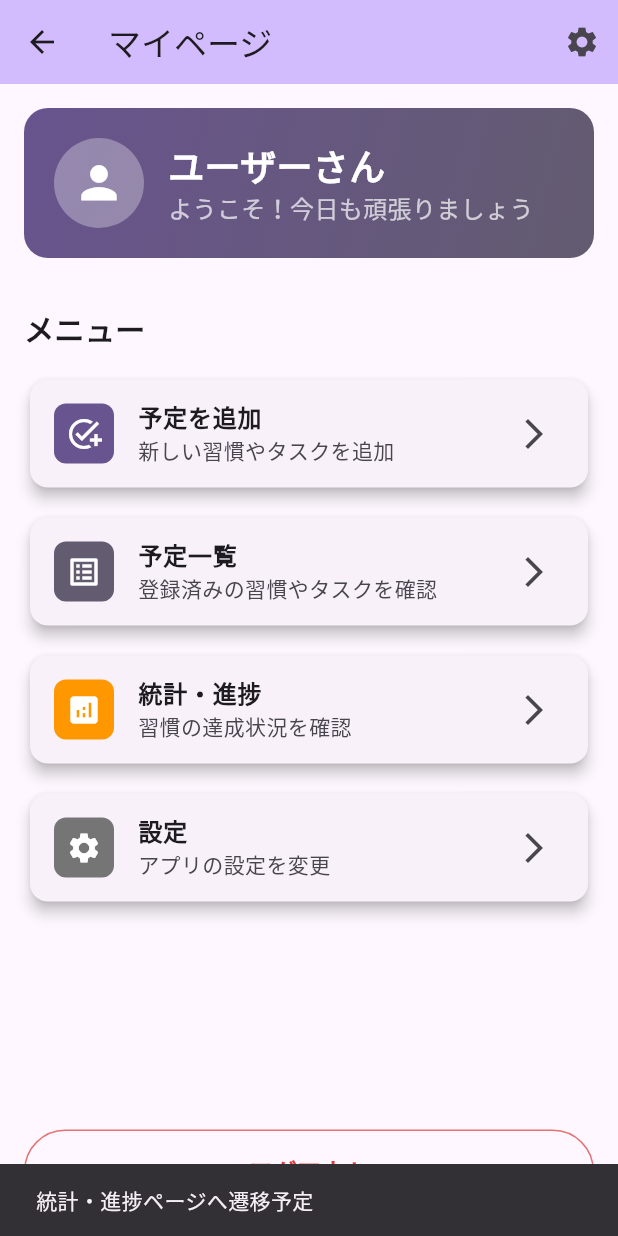
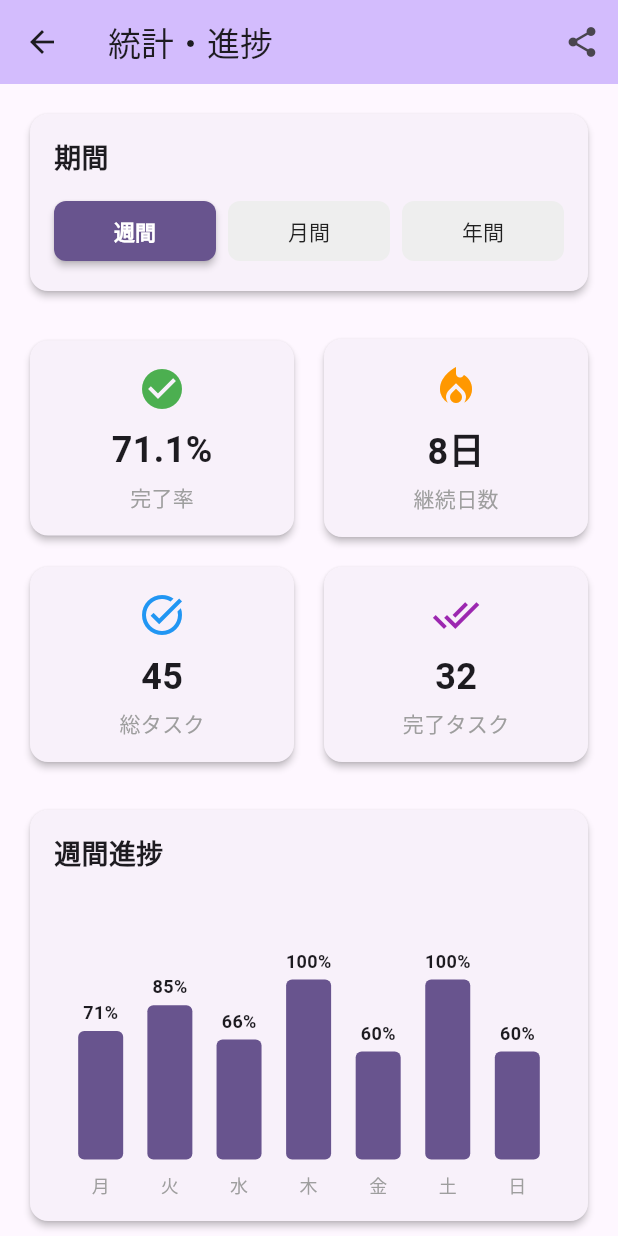
Before and after one commit to naostudy0/habit_rpg_app, a Flutter app: the MyPageTop screen opened by its route, after a tap on "統計・進捗", on a phone screen of 412 x 824 dp. Run offline on Flutter 3.47's test engine with Material 3 defaults, Android fonts, the phone set to English and light mode, and no system bars.

Commit message:
feat: 統計・進捗の表示 #14

```diff
--- a/lib/screens/mypage_top.dart
+++ b/lib/screens/mypage_top.dart
@@ -2,6 +2,7 @@ import 'package:flutter/material.dart';
 import 'task_create_page.dart';
 import 'task_list_page.dart';
 import 'settings_page.dart';
+import 'statistics_page.dart';
 
 class MyPageTop extends StatelessWidget {
   const MyPageTop({super.key});
@@ -201,9 +202,11 @@ class MyPageTop extends StatelessWidget {
                 subtitle: const Text('習慣の達成状況を確認'),
                 trailing: const Icon(Icons.arrow_forward_ios),
                 onTap: () {
-                  // TODO: 統計・進捗ページへの遷移
-                  ScaffoldMessenger.of(context).showSnackBar(
-                    const SnackBar(content: Text('統計・進捗ページへ遷移予定')),
+                  Navigator.push(
+                    context,
+                    MaterialPageRoute(
+                      builder: (context) => const StatisticsPage(),
+                    ),
                   );
                 },
               ),
--- /dev/null
+++ b/lib/screens/statistics_page.dart
@@ -0,0 +1,483 @@
+import 'package:flutter/material.dart';
+
+class StatisticsPage extends StatefulWidget {
+  const StatisticsPage({super.key});
+
+  @override
+  State<StatisticsPage> createState() => _StatisticsPageState();
+}
+
+class _StatisticsPageState extends State<StatisticsPage> {
+  int _selectedPeriod = 0; // 0: 週間, 1: 月間, 2: 年間
+
+  // 仮の統計データ
+  final Map<String, dynamic> _statsData = {
+    'totalTasks': 45,
+    'completedTasks': 32,
+    'completionRate': 71.1,
+    'currentStreak': 8,
+    'longestStreak': 15,
+    'totalDays': 30,
+    'weeklyData': [
+      {'day': '月', 'completed': 5, 'total': 7},
+      {'day': '火', 'completed': 6, 'total': 7},
+      {'day': '水', 'completed': 4, 'total': 6},
+      {'day': '木', 'completed': 7, 'total': 7},
+      {'day': '金', 'completed': 3, 'total': 5},
+      {'day': '土', 'completed': 4, 'total': 4},
+      {'day': '日', 'completed': 3, 'total': 5},
+    ],
+    'monthlyData': [
+      {'month': '1月', 'completed': 28, 'total': 35},
+      {'month': '2月', 'completed': 25, 'total': 32},
+      {'month': '3月', 'completed': 30, 'total': 38},
+      {'month': '4月', 'completed': 32, 'total': 40},
+      {'month': '5月', 'completed': 29, 'total': 36},
+      {'month': '6月', 'completed': 35, 'total': 42},
+    ],
+    'categoryData': [
+      {'category': '運動', 'completed': 12, 'total': 15, 'color': Colors.blue},
+      {'category': '学習', 'completed': 8, 'total': 10, 'color': Colors.green},
+      {'category': '読書', 'completed': 6, 'total': 8, 'color': Colors.orange},
+      {'category': '家事', 'completed': 4, 'total': 6, 'color': Colors.purple},
+      {'category': 'その他', 'completed': 2, 'total': 6, 'color': Colors.red},
+    ],
+  };
+
+  @override
+  Widget build(BuildContext context) {
+    return Scaffold(
+      appBar: AppBar(
+        title: const Text('統計・進捗'),
+        backgroundColor: Theme.of(context).colorScheme.inversePrimary,
+        leading: IconButton(
+          icon: const Icon(Icons.arrow_back),
+          onPressed: () => Navigator.pop(context),
+        ),
+        actions: [
+          IconButton(
+            icon: const Icon(Icons.share),
+            onPressed: () {
+              ScaffoldMessenger.of(context).showSnackBar(
+                const SnackBar(content: Text('統計を共有しました（仮実装）')),
+              );
+            },
+          ),
+        ],
+      ),
+      body: ListView(
+        padding: const EdgeInsets.all(16),
+        children: [
+          // 期間選択
+          _buildPeriodSelector(),
+
+          const SizedBox(height: 24),
+
+          // サマリーカード
+          _buildSummaryCards(),
+
+          const SizedBox(height: 24),
+
+          // 週間進捗グラフ
+          _buildWeeklyProgressChart(),
+
+          const SizedBox(height: 24),
+
+          // カテゴリ別進捗
+          _buildCategoryProgress(),
+
+          const SizedBox(height: 24),
+
+          // 達成記録
+          _buildAchievements(),
+
+          const SizedBox(height: 24),
+
+          // 詳細統計
+          _buildDetailedStats(),
+        ],
+      ),
+    );
+  }
+
+  Widget _buildPeriodSelector() {
+    return Card(
+      elevation: 2,
+      child: Padding(
+        padding: const EdgeInsets.all(16),
+        child: Column(
+          crossAxisAlignment: CrossAxisAlignment.start,
+          children: [
+            const Text(
+              '期間',
+              style: TextStyle(
+                fontSize: 18,
+                fontWeight: FontWeight.bold,
+              ),
+            ),
+            const SizedBox(height: 12),
+            Row(
+              children: [
+                Expanded(
+                  child: _buildPeriodButton('週間', 0),
+                ),
+                const SizedBox(width: 8),
+                Expanded(
+                  child: _buildPeriodButton('月間', 1),
+                ),
+                const SizedBox(width: 8),
+                Expanded(
+                  child: _buildPeriodButton('年間', 2),
+                ),
+              ],
+            ),
+          ],
+        ),
+      ),
+    );
+  }
+
+  Widget _buildPeriodButton(String label, int index) {
+    final isSelected = _selectedPeriod == index;
+    return ElevatedButton(
+      onPressed: () {
+        setState(() {
+          _selectedPeriod = index;
+        });
+      },
+      style: ElevatedButton.styleFrom(
+        backgroundColor: isSelected
+            ? Theme.of(context).colorScheme.primary
+            : Colors.grey[200],
+        foregroundColor: isSelected ? Colors.white : Colors.black87,
+        elevation: isSelected ? 2 : 0,
+        shape: RoundedRectangleBorder(
+          borderRadius: BorderRadius.circular(8),
+        ),
+      ),
+      child: Text(
+        label,
+        style: TextStyle(
+          fontWeight: isSelected ? FontWeight.bold : FontWeight.normal,
+        ),
+      ),
+    );
+  }
+
+  Widget _buildSummaryCards() {
+    return Column(
+      children: [
+        Row(
+          children: [
+            Expanded(child: _buildSummaryCard('完了率', '${_statsData['completionRate']}%', Icons.check_circle, Colors.green)),
+            const SizedBox(width: 12),
+            Expanded(child: _buildSummaryCard('継続日数', '${_statsData['currentStreak']}日', Icons.local_fire_department, Colors.orange)),
+          ],
+        ),
+        const SizedBox(height: 12),
+        Row(
+          children: [
+            Expanded(child: _buildSummaryCard('総タスク', '${_statsData['totalTasks']}', Icons.task_alt, Colors.blue)),
+            const SizedBox(width: 12),
+            Expanded(child: _buildSummaryCard('完了タスク', '${_statsData['completedTasks']}', Icons.done_all, Colors.purple)),
+          ],
+        ),
+      ],
+    );
+  }
+
+  Widget _buildSummaryCard(String title, String value, IconData icon, Color color) {
+    return Card(
+      elevation: 2,
+      child: Padding(
+        padding: const EdgeInsets.all(16),
+        child: Column(
+          children: [
+            Icon(icon, size: 32, color: color),
+            const SizedBox(height: 8),
+            Text(
+              value,
+              style: const TextStyle(
+                fontSize: 24,
+                fontWeight: FontWeight.bold,
+              ),
+            ),
+            const SizedBox(height: 4),
+            Text(
+              title,
+              style: const TextStyle(
+                fontSize: 14,
+                color: Colors.grey,
+              ),
+            ),
+          ],
+        ),
+      ),
+    );
+  }
+
+  Widget _buildWeeklyProgressChart() {
+    return Card(
+      elevation: 2,
+      child: Padding(
+        padding: const EdgeInsets.all(16),
+        child: Column(
+          crossAxisAlignment: CrossAxisAlignment.start,
+          children: [
+            const Text(
+              '週間進捗',
+              style: TextStyle(
+                fontSize: 18,
+                fontWeight: FontWeight.bold,
+              ),
+            ),
+            const SizedBox(height: 16),
+            SizedBox(
+              height: 200,
+              child: Row(
+                mainAxisAlignment: MainAxisAlignment.spaceEvenly,
+                crossAxisAlignment: CrossAxisAlignment.end,
+                children: _statsData['weeklyData'].map<Widget>((dayData) {
+                  final completionRate = dayData['total'] > 0
+                      ? dayData['completed'] / dayData['total']
+                      : 0.0;
+                  return Column(
+                    mainAxisAlignment: MainAxisAlignment.end,
+                    children: [
+                      Text(
+                        '${(completionRate * 100).toInt()}%',
+                        style: const TextStyle(
+                          fontSize: 12,
+                          fontWeight: FontWeight.bold,
+                        ),
+                      ),
+                      const SizedBox(height: 4),
+                      Container(
+                        width: 30,
+                        height: (120 * completionRate).toDouble(),
+                        decoration: BoxDecoration(
+                          color: Theme.of(context).colorScheme.primary,
+                          borderRadius: BorderRadius.circular(4),
+                        ),
+                      ),
+                      const SizedBox(height: 8),
+                      Text(
+                        dayData['day'],
+                        style: const TextStyle(
+                          fontSize: 12,
+                          color: Colors.grey,
+                        ),
+                      ),
+                    ],
+                  );
+                }).toList(),
+              ),
+            ),
+          ],
+        ),
+      ),
+    );
+  }
+
+  Widget _buildCategoryProgress() {
+    return Card(
+      elevation: 2,
+      child: Padding(
+        padding: const EdgeInsets.all(16),
+        child: Column(
+          crossAxisAlignment: CrossAxisAlignment.start,
+          children: [
+            const Text(
+              'カテゴリ別進捗',
+              style: TextStyle(
+                fontSize: 18,
+                fontWeight: FontWeight.bold,
+              ),
+            ),
+            const SizedBox(height: 16),
+            ...(_statsData['categoryData'] as List).map<Widget>((category) {
+              final completionRate = category['total'] > 0
+                  ? category['completed'] / category['total']
+                  : 0.0;
+              return Padding(
+                padding: const EdgeInsets.only(bottom: 12),
+                child: Column(
+                  crossAxisAlignment: CrossAxisAlignment.start,
+                  children: [
+                    Row(
+                      mainAxisAlignment: MainAxisAlignment.spaceBetween,
+                      children: [
+                        Text(
+                          category['category'],
+                          style: const TextStyle(
+                            fontSize: 16,
+                            fontWeight: FontWeight.w600,
+                          ),
+                        ),
+                        Text(
+                          '${category['completed']}/${category['total']}',
+                          style: const TextStyle(
+                            fontSize: 14,
+                            color: Colors.grey,
+                          ),
+                        ),
+                      ],
+                    ),
+                    const SizedBox(height: 8),
+                    LinearProgressIndicator(
+                      value: completionRate,
+                      backgroundColor: Colors.grey[300],
+                      valueColor: AlwaysStoppedAnimation<Color>(category['color']),
+                      minHeight: 8,
+                    ),
+                    const SizedBox(height: 4),
+                    Text(
+                      '${(completionRate * 100).toInt()}%',
+                      style: TextStyle(
+                        fontSize: 12,
+                        color: category['color'],
+                        fontWeight: FontWeight.bold,
+                      ),
+                    ),
+                  ],
+                ),
+              );
+            }).toList(),
+          ],
+        ),
+      ),
+    );
+  }
+
+  Widget _buildAchievements() {
+    return Card(
+      elevation: 2,
+      child: Padding(
+        padding: const EdgeInsets.all(16),
+        child: Column(
+          crossAxisAlignment: CrossAxisAlignment.start,
+          children: [
+            const Text(
+              '達成記録',
+              style: TextStyle(
+                fontSize: 18,
+                fontWeight: FontWeight.bold,
+              ),
+            ),
+            const SizedBox(height: 16),
+            Row(
+              children: [
+                Expanded(
+                  child: _buildAchievementCard(
+                    '最長継続',
+                    '${_statsData['longestStreak']}日',
+                    Icons.emoji_events,
+                    Colors.amber,
+                  ),
+                ),
+                const SizedBox(width: 12),
+                Expanded(
+                  child: _buildAchievementCard(
+                    '総利用日数',
+                    '${_statsData['totalDays']}日',
+                    Icons.calendar_today,
+                    Colors.blue,
+                  ),
+                ),
+              ],
+            ),
+          ],
+        ),
+      ),
+    );
+  }
+
+  Widget _buildAchievementCard(String title, String value, IconData icon, Color color) {
+    return Container(
+      padding: const EdgeInsets.all(16),
+      decoration: BoxDecoration(
+        color: color.withOpacity(0.1),
+        borderRadius: BorderRadius.circular(12),
+        border: Border.all(color: color.withOpacity(0.3)),
+      ),
+      child: Column(
+        children: [
+          Icon(icon, size: 32, color: color),
+          const SizedBox(height: 8),
+          Text(
+            value,
+            style: TextStyle(
+              fontSize: 20,
+              fontWeight: FontWeight.bold,
+              color: color,
+            ),
+          ),
+          const SizedBox(height: 4),
+          Text(
+            title,
+            style: const TextStyle(
+              fontSize: 14,
+              color: Colors.grey,
+            ),
+          ),
+        ],
+      ),
+    );
+  }
+
+  Widget _buildDetailedStats() {
+    return Card(
+      elevation: 2,
+      child: Padding(
+        padding: const EdgeInsets.all(16),
+        child: Column(
+          crossAxisAlignment: CrossAxisAlignment.start,
+          children: [
+            const Text(
+              '詳細統計',
+              style: TextStyle(
+                fontSize: 18,
+                fontWeight: FontWeight.bold,
+              ),
+            ),
+            const SizedBox(height: 16),
+            _buildStatRow('平均完了率', '${_statsData['completionRate']}%'),
+            const Divider(),
+            _buildStatRow('週間平均タスク数', '6.4個'),
+            const Divider(),
+            _buildStatRow('最も活発な曜日', '木曜日'),
+            const Divider(),
+            _buildStatRow('最も生産的な時間帯', '20:00-22:00'),
+            const Divider(),
+            _buildStatRow('今月の目標達成率', '85%'),
+          ],
+        ),
+      ),
+    );
+  }
+
+  Widget _buildStatRow(String label, String value) {
+    return Padding(
+      padding: const EdgeInsets.symmetric(vertical: 8),
+      child: Row(
+        mainAxisAlignment: MainAxisAlignment.spaceBetween,
+        children: [
+          Text(
+            label,
+            style: const TextStyle(
+              fontSize: 16,
+              color: Colors.grey,
+            ),
+          ),
+          Text(
+            value,
+            style: const TextStyle(
+              fontSize: 16,
+              fontWeight: FontWeight.bold,
+            ),
+          ),
+        ],
+      ),
+    );
+  }
+}
```
